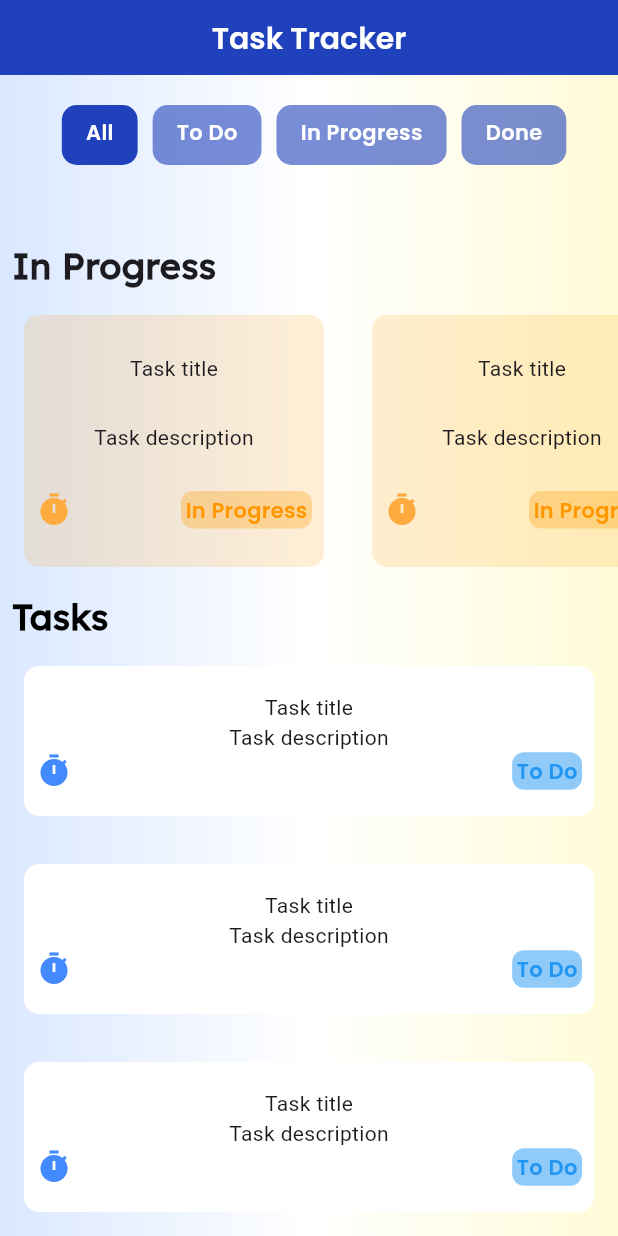
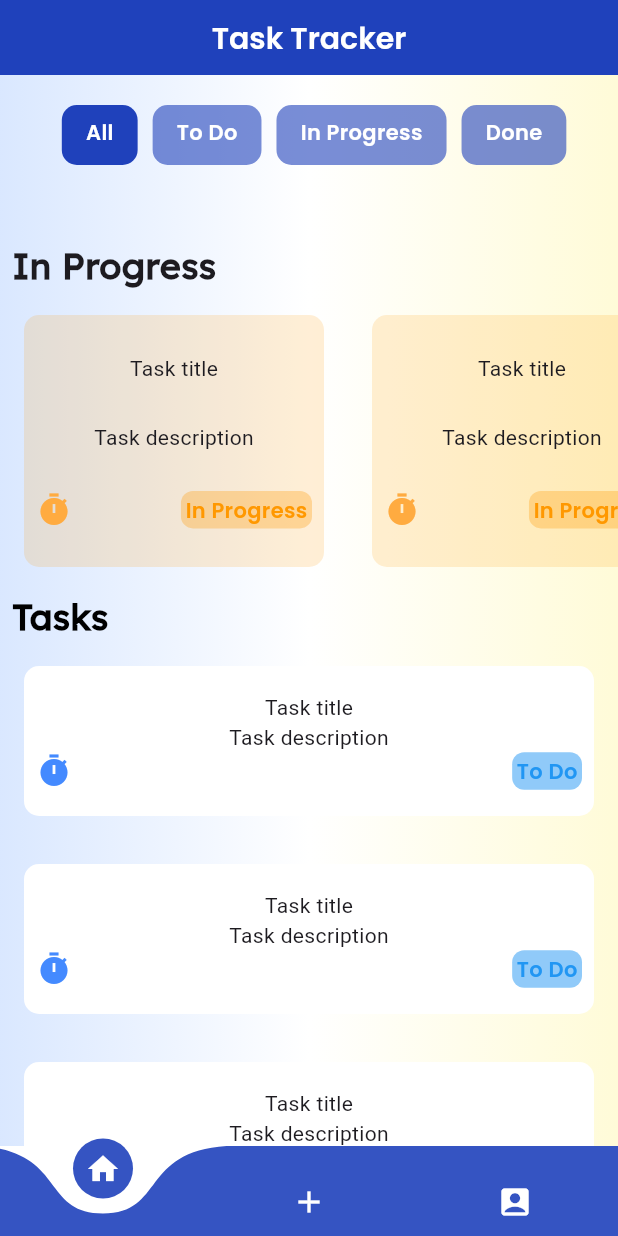
Before and after one commit to ali72-20/task_managment, a Flutter app: the HomeScreen screen opened by its route, on a phone screen of 412 x 824 dp. Run offline on Flutter 3.47's test engine with Material 3 defaults, Android fonts, the phone set to English and light mode, and no system bars; drawn by our look-alikes of curved_navigation_bar; our stand-ins replace dio, fluttertoast, go_router.

Commit message:
add bottom navigation bar add home fragment add add task fragment add profile fragment

```diff
--- a/lib/core/utilites/app_routes.dart
+++ b/lib/core/utilites/app_routes.dart
@@ -25,7 +25,7 @@ abstract class AppRoutes {
       ),
       GoRoute(
         path: kHomePath,
-        builder: (context, state) => const HomeScreen(),
+        builder: (context, state) =>  HomeScreen(),
       ),
     ],
   );
--- a/lib/features/home/presentation_layer/home_screen.dart
+++ b/lib/features/home/presentation_layer/home_screen.dart
@@ -1,10 +1,24 @@
+import 'package:curved_navigation_bar/curved_navigation_bar.dart';
 import 'package:flutter/material.dart';
+import 'package:task_managment/core/utilites/colors.dart';
+import 'package:task_managment/features/add_task/presentation_layer/add_task.dart';
 import 'package:task_managment/features/home/presentation_layer/widgets/custom_app_bar.dart';
 import 'package:task_managment/features/home/presentation_layer/widgets/home_body.dart';
+import 'package:task_managment/features/profile/presentation_layer/profile.dart';
 
-class HomeScreen extends StatelessWidget {
-  const HomeScreen({super.key});
+class HomeScreen extends StatefulWidget {
+   HomeScreen({super.key});
+  int currentFragmentIndex =  0;
+  @override
+  State<HomeScreen> createState() => _HomeScreenState();
+}
 
+class _HomeScreenState extends State<HomeScreen> {
+  List<Widget> currentFragment = [
+    const HomeBody(),
+    const AddTask(),
+    const Profile()
+  ];
   @override
   Widget build(BuildContext context) {
     return  SafeArea(
@@ -26,8 +40,24 @@ class HomeScreen extends StatelessWidget {
               ]
             )
           ),
-          child: const HomeBody(),
+          child: currentFragment.elementAt(widget.currentFragmentIndex),
         ),
+        bottomNavigationBar: CurvedNavigationBar(
+          height: 60,
+          color: kPrimaryColor.withOpacity(.9),
+          backgroundColor: Colors.white,
+          items: const [
+            Icon(Icons.home, color: Colors.white,),
+            Icon(Icons.add, color: Colors.white,),
+            Icon(Icons.account_box,color: Colors.white,)
+          ],
+          onTap: (index){
+            setState(() {
+              widget.currentFragmentIndex  = index;
+            });
+          },
+          index: widget.currentFragmentIndex,
+        ) ,
       ),
     );
   }
--- a/pubspec.yaml
+++ b/pubspec.yaml
@@ -38,6 +38,7 @@ dependencies:
   go_router: ^14.2.7
   dio: ^5.7.0
   fluttertoast: ^8.2.8
+  curved_navigation_bar: ^1.0.6
 
 dev_dependencies:
   flutter_test:
```
Also changed, not shown: lib/features/add_task/presentation_layer/add_task.dart (added, +13 -0 lines), lib/features/add_task/presentation_layer/widgets/add_task_body.dart (added, +16 -0 lines), lib/features/profile/presentation_layer/profile.dart (added, +11 -0 lines), lib/features/profile/presentation_layer/widgets/profile_body.dart (added, +12 -0 lines), lib/features/add_task/presentation_layer/widgets/AddTaskForm.dart (added), pubspec.lock.
